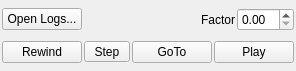
wpfhtl/octocopter, file basestation/logplayer.ui: the form before one commit.
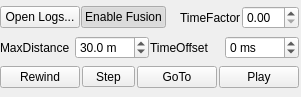
The form after the commit.

Patch:
```diff
--- a/basestation/logplayer.ui
+++ b/basestation/logplayer.ui
@@ -6,8 +6,8 @@
    <rect>
     <x>0</x>
     <y>0</y>
-    <width>296</width>
-    <height>71</height>
+    <width>301</width>
+    <height>97</height>
    </rect>
   </property>
   <property name="sizePolicy">
@@ -18,8 +18,8 @@
   </property>
   <property name="minimumSize">
    <size>
-    <width>296</width>
-    <height>71</height>
+    <width>301</width>
+    <height>97</height>
    </size>
   </property>
   <property name="windowTitle">
@@ -37,10 +37,10 @@
    </property>
    <layout class="QVBoxLayout" name="verticalLayout">
     <property name="spacing">
-     <number>2</number>
+     <number>1</number>
     </property>
     <property name="leftMargin">
-     <number>2</number>
+     <number>0</number>
     </property>
     <property name="topMargin">
      <number>0</number>
@@ -54,7 +54,7 @@
     <item>
      <layout class="QHBoxLayout" name="horizontalLayout">
       <property name="spacing">
-       <number>2</number>
+       <number>1</number>
       </property>
       <item>
        <widget class="QPushButton" name="mPushButtonOpenLogs">
@@ -63,6 +63,19 @@
         </property>
        </widget>
       </item>
+      <item>
+       <widget class="QPushButton" name="mPushButtonFusion">
+        <property name="text">
+         <string>Enable Fusion</string>
+        </property>
+        <property name="checkable">
+         <bool>true</bool>
+        </property>
+        <property name="checked">
+         <bool>true</bool>
+        </property>
+       </widget>
+      </item>
       <item>
        <spacer name="horizontalSpacer">
         <property name="orientation">
@@ -79,7 +92,7 @@
       <item>
        <widget class="QLabel" name="label_2">
         <property name="text">
-         <string>Factor</string>
+         <string>TimeFactor</string>
         </property>
        </widget>
       </item>
@@ -95,6 +108,56 @@
       </item>
      </layout>
     </item>
+    <item>
+     <layout class="QHBoxLayout" name="horizontalLayout_2">
+      <property name="spacing">
+       <number>1</number>
+      </property>
+      <item>
+       <widget class="QLabel" name="label">
+        <property name="text">
+         <string>MaxDistance</string>
+        </property>
+       </widget>
+      </item>
+      <item>
+       <widget class="QDoubleSpinBox" name="mSpinBoxMaximumDistance">
+        <property name="suffix">
+         <string> m</string>
+        </property>
+        <property name="decimals">
+         <number>1</number>
+        </property>
+        <property name="maximum">
+         <double>50.000000000000000</double>
+        </property>
+        <property name="value">
+         <double>30.000000000000000</double>
+        </property>
+       </widget>
+      </item>
+      <item>
+       <widget class="QLabel" name="label_3">
+        <property name="text">
+         <string>TimeOffset</string>
+        </property>
+       </widget>
+      </item>
+      <item>
+       <widget class="QSpinBox" name="mSpinBoxFusionTimeOffset">
+        <property name="suffix">
+         <string> ms</string>
+        </property>
+        <property name="minimum">
+         <number>-100</number>
+        </property>
+        <property name="maximum">
+         <number>100</number>
+        </property>
+       </widget>
+      </item>
+     </layout>
+    </item>
     <item>
      <layout class="QHBoxLayout" name="horizontalLayout_3">
       <property name="spacing">
```
